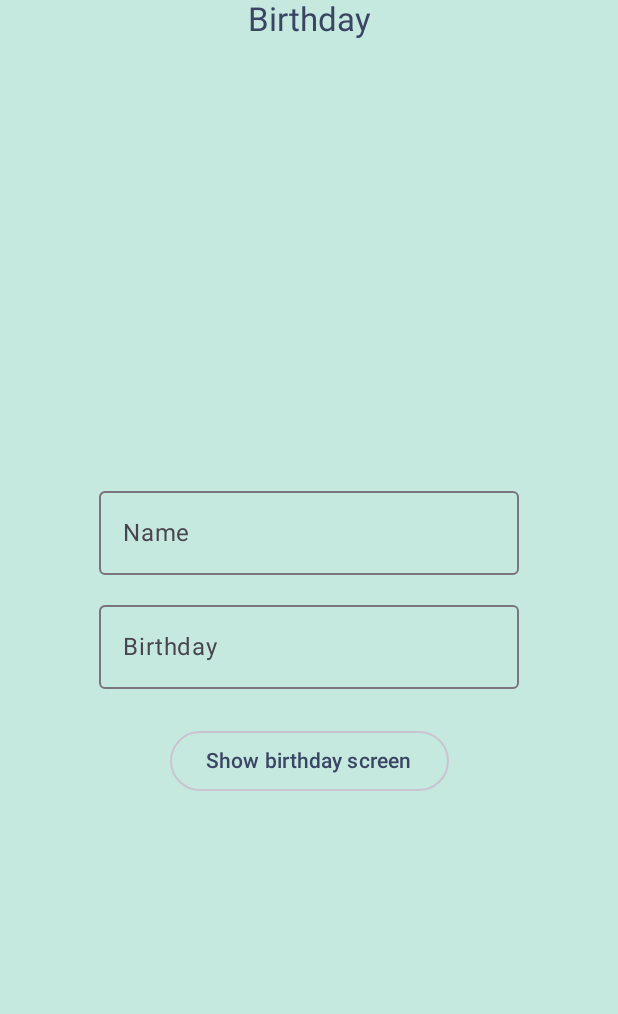
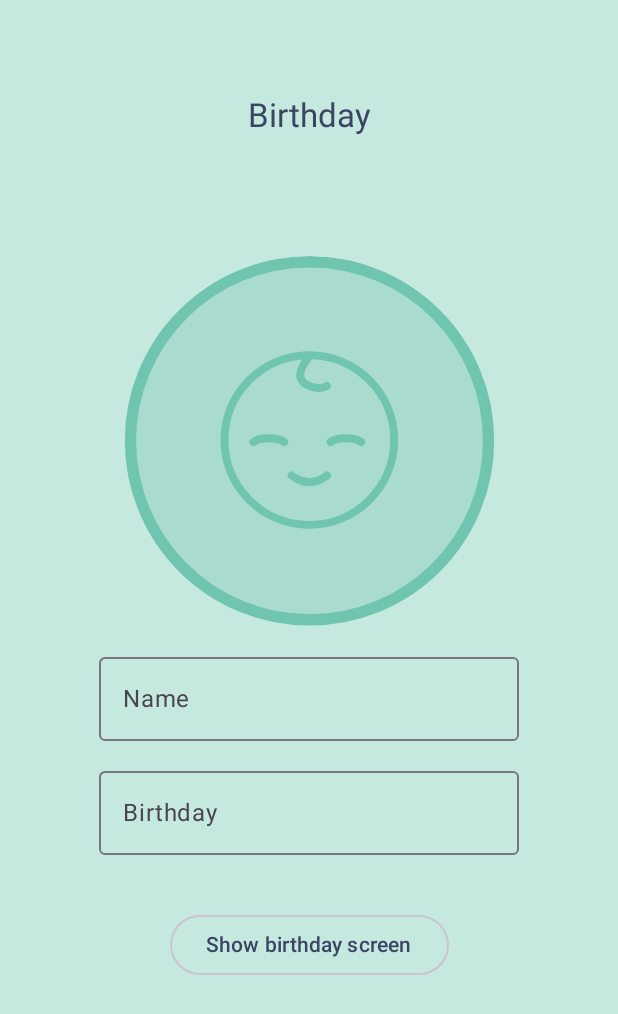
Before and after one commit to lebedynskyi/NanitTest, an Android app built with Jetpack Compose: the screen it shows after launch (MainActivity), on a phone screen of 412 x 824 dp. Shown: the top 1014 px of the screen. Run offline under Robolectric (Android 15) with nearby library versions, the phone set to English and light mode, and no system bars; our stand-ins replace Dagger/Hilt's generated code.

Commit message:
Seems finalized UI part.

```diff
--- a/app/build.gradle.kts
+++ b/app/build.gradle.kts
@@ -65,8 +65,12 @@ dependencies {
 
     implementation(libs.android.hilt)
     implementation(libs.android.hilt.navigation)
+    kapt(libs.android.hilt.compiler)
+
     implementation(libs.accompanist.ui)
-    kapt(libs.android.hilt.compiler)
+
+    implementation(libs.coil.network)
+    implementation(libs.coil.compose)
 
     testImplementation(libs.junit)
     androidTestImplementation(libs.androidx.junit)
--- a/app/src/main/AndroidManifest.xml
+++ b/app/src/main/AndroidManifest.xml
@@ -1,6 +1,9 @@
 <?xml version="1.0" encoding="utf-8"?>
 <manifest xmlns:android="http://schemas.android.com/apk/res/android"
     xmlns:tools="http://schemas.android.com/tools">
+
+    <uses-permission android:name="android.permission.READ_EXTERNAL_STORAGE" />
+    <uses-permission android:name="android.permission.WRITE_EXTERNAL_STORAGE" />
 
     <application
         android:allowBackup="true"
--- a/app/src/main/java/com/example/birthday/presentation/welcome/WelcomePage.kt
+++ b/app/src/main/java/com/example/birthday/presentation/welcome/WelcomePage.kt
@@ -2,20 +2,27 @@
 
 package com.example.birthday.presentation.welcome
 
+import android.net.Uri
+import androidx.activity.compose.rememberLauncherForActivityResult
+import androidx.activity.result.contract.ActivityResultContracts
+import androidx.compose.foundation.Image
+import androidx.compose.foundation.clickable
 import androidx.compose.foundation.layout.Arrangement
+import androidx.compose.foundation.layout.Box
 import androidx.compose.foundation.layout.Column
 import androidx.compose.foundation.layout.Spacer
+import androidx.compose.foundation.layout.aspectRatio
 import androidx.compose.foundation.layout.fillMaxSize
 import androidx.compose.foundation.layout.fillMaxWidth
 import androidx.compose.foundation.layout.padding
 import androidx.compose.foundation.layout.size
+import androidx.compose.foundation.shape.CircleShape
 import androidx.compose.material3.DatePicker
 import androidx.compose.material3.DatePickerDialog
 import androidx.compose.material3.ExperimentalMaterial3Api
 import androidx.compose.material3.MaterialTheme
 import androidx.compose.material3.OutlinedButton
 import androidx.compose.material3.OutlinedTextField
-import androidx.compose.material3.Scaffold
 import androidx.compose.material3.Text
 import androidx.compose.material3.TextButton
 import androidx.compose.material3.rememberDatePickerState
@@ -26,13 +33,18 @@ import androidx.compose.runtime.remember
 import androidx.compose.runtime.setValue
 import androidx.compose.ui.Alignment
 import androidx.compose.ui.Modifier
+import androidx.compose.ui.draw.clip
+import androidx.compose.ui.layout.ContentScale
+import androidx.compose.ui.res.painterResource
 import androidx.compose.ui.res.stringResource
 import androidx.compose.ui.text.style.TextAlign
 import androidx.compose.ui.tooling.preview.Preview
 import androidx.compose.ui.unit.dp
+import coil3.compose.AsyncImage
 import com.example.birthday.R
 import com.example.birthday.presentation.base.UiEvent
 import com.example.birthday.presentation.base.theme.BirthdayTheme
+import com.example.birthday.presentation.base.theme.LocalTheme
 import com.example.birthday.presentation.base.theme.Typography
 import java.time.LocalDateTime
 
@@ -40,24 +52,30 @@ import java.time.LocalDateTime
 fun WelcomePage(
     viewState: WelcomeViewState, onEvent: (UiEvent) -> Unit = {}
 ) {
-    Column {
-        WelcomePageTopBar()
+    val launcher = rememberLauncherForActivityResult(ActivityResultContracts.GetContent()) {
+        it?.let { onEvent(WelcomeUIEvent.OnAvatarSelected(it)) }
+    }
+
+    Box(contentAlignment = Alignment.TopCenter) {
+        WelcomePageTopBar(Modifier.padding(top = 64.dp))
         WelcomePageContent(
             name = viewState.childName,
             date = viewState.birthdayDate,
+            imageUri = viewState.avatarUri,
             onNameChanged = { onEvent(WelcomeUIEvent.NameChanged(it)) },
             onDateChanged = { onEvent(WelcomeUIEvent.DateChanged(it)) },
             onShowPressed = { onEvent(WelcomeUIEvent.OnShowBirthday) },
+            onAvatarClicked = { launcher.launch("image/*") },
             modifier = Modifier.fillMaxSize()
         )
     }
 }
 
 @Composable
-private fun WelcomePageTopBar() {
+private fun WelcomePageTopBar(modifier: Modifier) {
     Text(
         stringResource(R.string.app_name),
-        modifier = Modifier.fillMaxWidth(),
+        modifier = modifier.fillMaxWidth(),
         textAlign = TextAlign.Center,
         style = Typography.titleLarge
     )
@@ -67,12 +85,16 @@ private fun WelcomePageTopBar() {
 private fun WelcomePageContent(
     name: String?,
     date: LocalDateTime?,
+    imageUri: Uri?,
     onNameChanged: (String) -> Unit,
     onDateChanged: (Long) -> Unit,
+    onAvatarClicked: () -> Unit,
     onShowPressed: () -> Unit,
     modifier: Modifier = Modifier
 ) {
     var showDatePicker by remember { mutableStateOf(false) }
+    val themeController = LocalTheme.current
+
     if (showDatePicker) {
         BirthdayDatePicker(
             onDismiss = { showDatePicker = false },
@@ -83,17 +105,30 @@ private fun WelcomePageContent(
     }
 
     Column(
-        verticalArrangement = Arrangement.Center,
+        verticalArrangement = Arrangement.spacedBy(12.dp, Alignment.CenterVertically),
         horizontalAlignment = Alignment.CenterHorizontally,
         modifier = modifier
     ) {
+        AsyncImage(
+            model = imageUri,
+            placeholder = painterResource(themeController.theme.avatarImage),
+            fallback = painterResource(themeController.theme.avatarImage),
+            contentDescription = null,
+            contentScale = ContentScale.Crop,
+            modifier = Modifier
+                .fillMaxWidth(0.6F)
+                .aspectRatio(1F)
+                .clip(CircleShape)
+                .clickable {
+                    onAvatarClicked()
+                }
+        )
+
         OutlinedTextField(
             value = name.orEmpty(),
             label = { Text(stringResource(R.string.name)) },
             onValueChange = onNameChanged
         )
-
-        Spacer(Modifier.size(12.dp))
 
         OutlinedTextField(
             value = date?.toString().orEmpty(),
@@ -101,7 +136,7 @@ private fun WelcomePageContent(
             onValueChange = {},
         )
 
-        Spacer(Modifier.size(24.dp))
+        Spacer(Modifier.size(12.dp))
 
         OutlinedButton(
             onClick = onShowPressed
--- a/app/src/main/java/com/example/birthday/presentation/welcome/WelcomeUIEvent.kt
+++ b/app/src/main/java/com/example/birthday/presentation/welcome/WelcomeUIEvent.kt
@@ -1,9 +1,11 @@
 package com.example.birthday.presentation.welcome
 
+import android.net.Uri
 import com.example.birthday.presentation.base.UiEvent
 
 sealed class WelcomeUIEvent : UiEvent {
     data class NameChanged(val name: String) : UiEvent
     data class DateChanged(val date: Long) : UiEvent
-    data object OnShowBirthday: UiEvent
+    data object OnShowBirthday : UiEvent
+    data class OnAvatarSelected(val uri: Uri) : UiEvent
 }
--- a/app/src/main/java/com/example/birthday/presentation/welcome/WelcomeViewModel.kt
+++ b/app/src/main/java/com/example/birthday/presentation/welcome/WelcomeViewModel.kt
@@ -1,5 +1,6 @@
 package com.example.birthday.presentation.welcome
 
+import android.net.Uri
 import com.example.birthday.presentation.base.BaseViewModel
 import com.example.birthday.presentation.base.UiEvent
 import com.example.birthday.presentation.base.navigation.AppRoute
@@ -21,6 +22,7 @@ class WelcomeViewModel @Inject constructor() : BaseViewModel<WelcomeViewState>()
             is WelcomeUIEvent.NameChanged -> handleNameChanged(event.name)
             is WelcomeUIEvent.DateChanged -> handleDateChanged(event.date)
             is WelcomeUIEvent.OnShowBirthday -> handleShowBirthday()
+            is WelcomeUIEvent.OnAvatarSelected -> handleAvatarSelected(event.uri)
         }
     }
 
@@ -39,9 +41,14 @@ class WelcomeViewModel @Inject constructor() : BaseViewModel<WelcomeViewState>()
     }
 
     private fun handleShowBirthday() {
-        updateView{
+        updateView {
             appRoute = AppRoute.Birthday
         }
+    }
 
+    private fun handleAvatarSelected(uri: Uri) {
+        updateView {
+            avatarUri = uri
+        }
     }
 }
--- a/app/src/main/java/com/example/birthday/presentation/welcome/WelcomeViewState.kt
+++ b/app/src/main/java/com/example/birthday/presentation/welcome/WelcomeViewState.kt
@@ -1,5 +1,6 @@
 package com.example.birthday.presentation.welcome
 
+import android.net.Uri
 import com.example.birthday.presentation.base.ViewState
 import com.example.birthday.presentation.base.navigation.AppRoute
 import java.time.LocalDateTime
@@ -7,5 +8,6 @@ import java.time.LocalDateTime
 data class WelcomeViewState(
     override var appRoute: AppRoute? = null,
     var childName: String? = null,
-    var birthdayDate: LocalDateTime? = null
-): ViewState
+    var birthdayDate: LocalDateTime? = null,
+    var avatarUri: Uri? = null
+) : ViewState
--- a/gradle/libs.versions.toml
+++ b/gradle/libs.versions.toml
@@ -12,6 +12,7 @@ navhost = "2.8.9"
 hilt = "2.51.1"
 hiltNavigation = "1.2.0"
 accompanistUI = "0.36.0"
+coil = "3.1.0"
 
 [libraries]
 androidx-core-ktx = { group = "androidx.core", name = "core-ktx", version.ref = "coreKtx" }
@@ -32,7 +33,9 @@ androidx-ui-navigation = { group = "androidx.navigation", name = "navigation-com
 android-hilt = { group = "com.google.dagger", name = "hilt-android", version.ref = "hilt" }
 android-hilt-compiler = { group = "com.google.dagger", name = "hilt-compiler", version.ref = "hilt" }
 android-hilt-navigation = { group = "androidx.hilt", name = "hilt-navigation-compose", version.ref = "hiltNavigation" }
-accompanist-ui = {group = "com.google.accompanist", name = "accompanist-systemuicontroller", version.ref = "accompanistUI"}
+accompanist-ui = { group = "com.google.accompanist", name = "accompanist-systemuicontroller", version.ref = "accompanistUI" }
+coil-compose = { group = "io.coil-kt.coil3", name = "coil-compose", version.ref = "coil" }
+coil-network = { group = "io.coil-kt.coil3", name = "coil-network-okhttp", version.ref = "coil" }
 
 [plugins]
 android-application = { id = "com.android.application", version.ref = "agp" }
```
